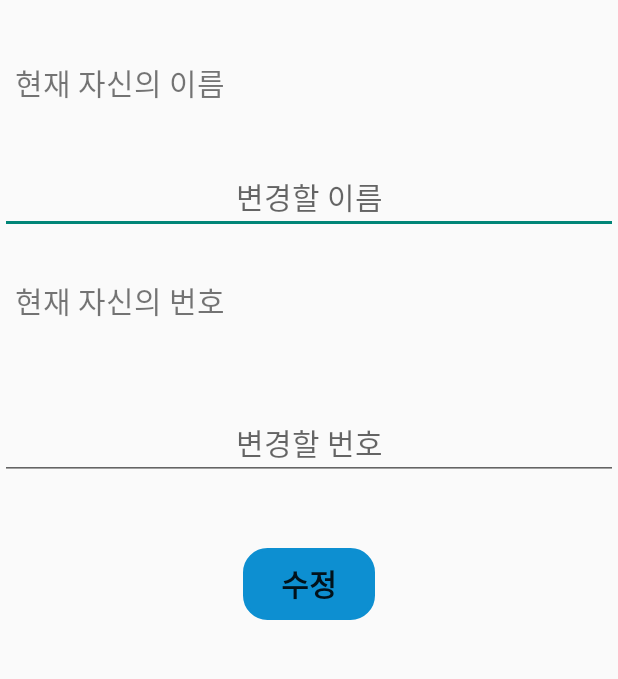
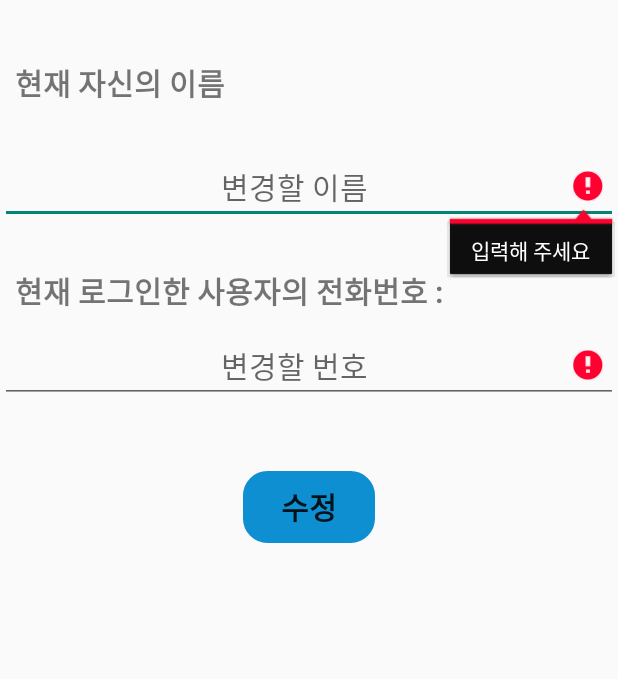
Before and after one commit to kohyun821/FinalProject, an Android app: the UserInformationChange screen opened directly, with no data from a screen before it, after a tap on "수정", on a phone screen of 412 x 824 dp, the part 399-1078 px from its top. Run offline under Robolectric (Android 15) with nearby library versions, the phone set to English and light mode, and no system bars; our stand-ins replace Firebase (no records; nobody signed in at launch, a user with empty details on screens opened directly).

Commit message:
찾은 오류 수정 - 업로드

```diff
--- a/app/src/main/java/com/example/finalproj/UserInformationChange.java
+++ b/app/src/main/java/com/example/finalproj/UserInformationChange.java
@@ -1,5 +1,6 @@
 package com.example.finalproj;
 
+import androidx.annotation.NonNull;
 import androidx.annotation.Nullable;
 import androidx.appcompat.app.AppCompatActivity;
 
@@ -11,13 +12,18 @@ import android.view.View;
 import android.widget.Button;
 import android.widget.EditText;
 import android.widget.TextView;
+import android.widget.Toast;
 
 import com.example.finalproj.databinding.ActivityUserInformationChangeBinding;
+import com.google.android.gms.tasks.OnCompleteListener;
+import com.google.android.gms.tasks.Task;
 import com.google.firebase.auth.FirebaseAuth;
 import com.google.firebase.auth.FirebaseUser;
+import com.google.firebase.database.DataSnapshot;
 import com.google.firebase.database.DatabaseReference;
 import com.google.firebase.database.FirebaseDatabase;
 
+import java.util.ArrayList;
 import java.util.HashMap;
 import java.util.Locale;
 
@@ -25,12 +31,21 @@ public class UserInformationChange extends DrawerBaseActivity {
     DatabaseReference mDatabase;
     EditText EditName , EditPhoneNum;
     Button EditUserEdit;
+    TextView username,userphonenum;
+
+    private DatabaseReference rootRef;
+    private DatabaseReference orderRef;
 
     private FirebaseAuth mAuth = FirebaseAuth.getInstance();
     private FirebaseUser user = mAuth.getCurrentUser();
 
     ActivityUserInformationChangeBinding activityUserInformationChangeBinding;
     private String aftername="",afterphonenum="";
+
+    ArrayList<String> timeTableUserPK = new ArrayList<>();
+    ArrayList<UserinformationSearchingList> userInformationData = new ArrayList<>();
+
+    String temp_user_name="",temp_user_phonenum="";
 
     @Override
     protected void onCreate(Bundle savedInstanceState) {
@@ -43,20 +58,107 @@ public class UserInformationChange extends DrawerBaseActivity {
         EditName = (EditText) findViewById(R.id.EditName);
         EditPhoneNum = (EditText) findViewById(R.id.EditPhoneNum);
         EditUserEdit = (Button) findViewById(R.id.EditUserEdit);
+        username = (TextView) findViewById(R.id.Read_Name);
+        userphonenum = (TextView) findViewById(R.id.Read_Phonenum);
+        userSearching();
+    }
 
-        aftername = EditName.getText().toString().trim();
-        afterphonenum = EditPhoneNum.getText().toString().trim();
+    private void userSearching() {
+        //Users테이블에 있는 모든 값 저장
+//        Log.d("인포메이션", "유저 서칭 시작");
+        rootRef = FirebaseDatabase.getInstance().getReference();
+        orderRef = rootRef.child("Users");
+        orderRef.get().addOnCompleteListener(new OnCompleteListener<DataSnapshot>() {
+            @Override
+            public void onComplete(@NonNull Task<DataSnapshot> task) {
+                for(DataSnapshot ds : task.getResult().getChildren()){
+                    String ID = ds.getKey();
+                    timeTableUserPK.add(ID);
+                }
+                for(int i=0; i<timeTableUserPK.size();i++){
+                    userSearching2(timeTableUserPK.get(i));
+                }
+            }
+        });
+
     }
+
+    private void userSearching2(String s) {
+        rootRef = FirebaseDatabase.getInstance().getReference();
+        orderRef = rootRef.child("Users").child(s);
+//        Log.d("인포메이션", "유저 서칭 시작2 + "+s);
+        orderRef.get().addOnCompleteListener(new OnCompleteListener<DataSnapshot>() {
+            @Override
+            public void onComplete(@NonNull Task<DataSnapshot> task) {
+                if (task.isSuccessful()) {
+                    for (DataSnapshot ds : task.getResult().getChildren()) {
+                        String ID = ds.getKey();
+                        String value = ds.getValue(String.class);
+                        if(ID.equals("userName")){
+//                            Log.d("인포메이션", "유저 서칭 시작2 + username : "+value);
+                            temp_user_name=value;
+                        }
+                        if(ID.equals("phoneNo")){
+//                            Log.d("인포메이션", "유저 서칭 시작2 + phoneNo : "+value);
+                            temp_user_phonenum=value;
+                        }
+                    }
+                    if(s.equals(user.getUid())){
+                        username.setText("현재 로그인한 사용자의 이름 : "+temp_user_name);
+                        userphonenum.setText("현재 로그인한 사용자의 전화번호 : "+temp_user_phonenum);
+                    }
+//                    userInformationData.add(new UserinformationSearchingList(s,temp_user_name,temp_user_phonenum));
+                } else {
+                    Log.d("TAG", task.getException().getMessage()); //Don't ignore potential errors!
+                }
+            }
+        });
+    }
+
+
 
     public void btnEditSure(View view){
         String userPK = user.getUid();
+        aftername = EditName.getText().toString().trim();
+        afterphonenum = EditPhoneNum.getText().toString().trim();
         mDatabase = FirebaseDatabase.getInstance().getReference();
         HashMap<String,Object> nameHashMap = new HashMap<>();
         HashMap<String,Object> numHashMap = new HashMap<>();
-        nameHashMap.put("userName",EditName);
-        numHashMap.put("phoneNo",EditPhoneNum);
-        mDatabase.child("Users").child(userPK).updateChildren(nameHashMap);
-        mDatabase.child("Users").child(userPK).updateChildren(numHashMap);
+        nameHashMap.put("userName",aftername);
+        numHashMap.put("phoneNo",afterphonenum);
+
+        if(afterphonenum.isEmpty()&&aftername.isEmpty()){
+            //둘다 비어있다면 다시 하게 할 것
+            Log.d("인포","여기가 실행 되는지");
+            EditName.setError("입력해 주세요");
+            EditPhoneNum.setError("입력해 주세요");
+            Toast.makeText(UserInformationChange.this,"하나라도 입력 해 주세요!",Toast.LENGTH_LONG).show();
+        }
+
+
+        if(aftername.isEmpty()){
+            //이름을 입력하지 않았다면 전화 번호만 바꿔 주기
+            mDatabase.child("Users").child(userPK).updateChildren(numHashMap);
+//            username.setText("현재 로그인한 사용자의 이름 : "+afterphonenum);
+            userphonenum.setText("현재 로그인한 사용자의 전화번호 : "+afterphonenum);
+            EditName.setText(null);
+            EditPhoneNum.setText(null);
+        }else if(afterphonenum.isEmpty()) {
+            //전화번호를 입력하지 않았다면 이름만 바꿔주기
+            mDatabase.child("Users").child(userPK).updateChildren(nameHashMap);
+            username.setText("현재 로그인한 사용자의 이름 : "+afterphonenum);
+//            userphonenum.setText("현재 로그인한 사용자의 전화번호 : "+afterphonenum);
+            EditName.setText(null);
+            EditPhoneNum.setText(null);
+        }else{
+            //둘 다 입력 했다면
+            mDatabase.child("Users").child(userPK).updateChildren(nameHashMap);
+            mDatabase.child("Users").child(userPK).updateChildren(numHashMap);
+            username.setText("현재 로그인한 사용자의 이름 : "+afterphonenum);
+            userphonenum.setText("현재 로그인한 사용자의 전화번호 : "+afterphonenum);
+            EditName.setText(null);
+            EditPhoneNum.setText(null);
+        }
 
     }
 
--- a/app/src/main/res/layout/activity_user_information_change.xml
+++ b/app/src/main/res/layout/activity_user_information_change.xml
@@ -19,19 +19,20 @@
         android:layout_marginBottom="30dp"
         app:srcCompat="@drawable/logo" />
 
-    <RelativeLayout
+    <LinearLayout
         android:layout_width="match_parent"
         android:layout_height="wrap_content"
-        android:layout_weight="1">
+        android:orientation="vertical">
         <TextView
-            android:gravity="center"
             android:id="@+id/Read_Name"
             android:layout_width="wrap_content"
             android:layout_height="wrap_content"
+            android:layout_marginBottom="19dp"
+            android:gravity="center"
             android:padding="10dp"
-            android:layout_marginBottom="19dp"
             android:text="현재 자신의 이름"
-            android:textSize="20dp" />
+            android:textSize="20dp"
+            android:textStyle="bold"/>
 
         <EditText
             android:id="@+id/EditName"
@@ -43,11 +44,11 @@
             android:hint="변경할 이름"
             android:padding="10dp"
             android:textSize="20dp" />
-    </RelativeLayout>
-    <RelativeLayout
+    </LinearLayout>
+    <LinearLayout
         android:layout_width="match_parent"
         android:layout_height="wrap_content"
-        android:layout_weight="1">
+        android:orientation="vertical">
 
         <TextView
             android:id="@+id/Read_Phonenum"
@@ -56,7 +57,8 @@
             android:gravity="center"
             android:text="현재 자신의 번호"
             android:padding="10dp"
-            android:textSize="20dp" />
+            android:textSize="20dp"
+            android:textStyle="bold"/>
 
         <EditText
             android:id="@+id/EditPhoneNum"
@@ -67,7 +69,7 @@
             android:hint="변경할 번호"
             android:padding="10dp"
             android:textSize="20dp" />
-    </RelativeLayout>
+    </LinearLayout>
     <LinearLayout
         android:layout_width="match_parent"
         android:layout_height="wrap_content"
```
Also changed, not shown: app/src/main/java/com/example/finalproj/GuestPencil.java (+8 -0 lines), app/src/main/java/com/example/finalproj/UserinformationSearchingList.java (added, +37 -0 lines).
